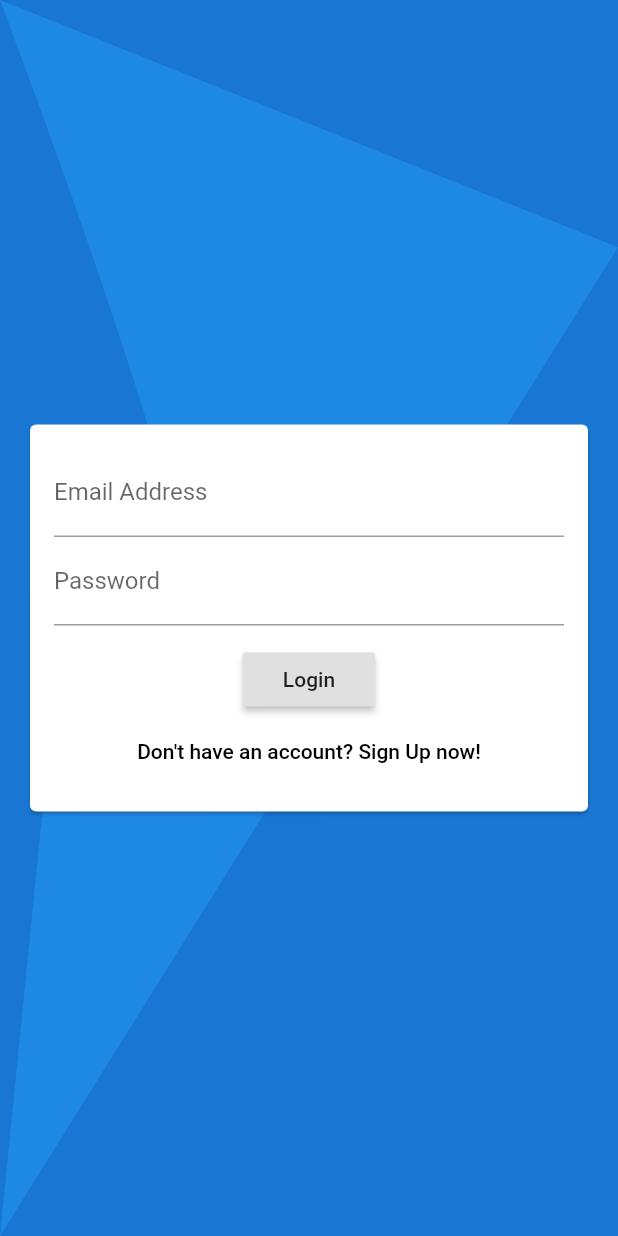
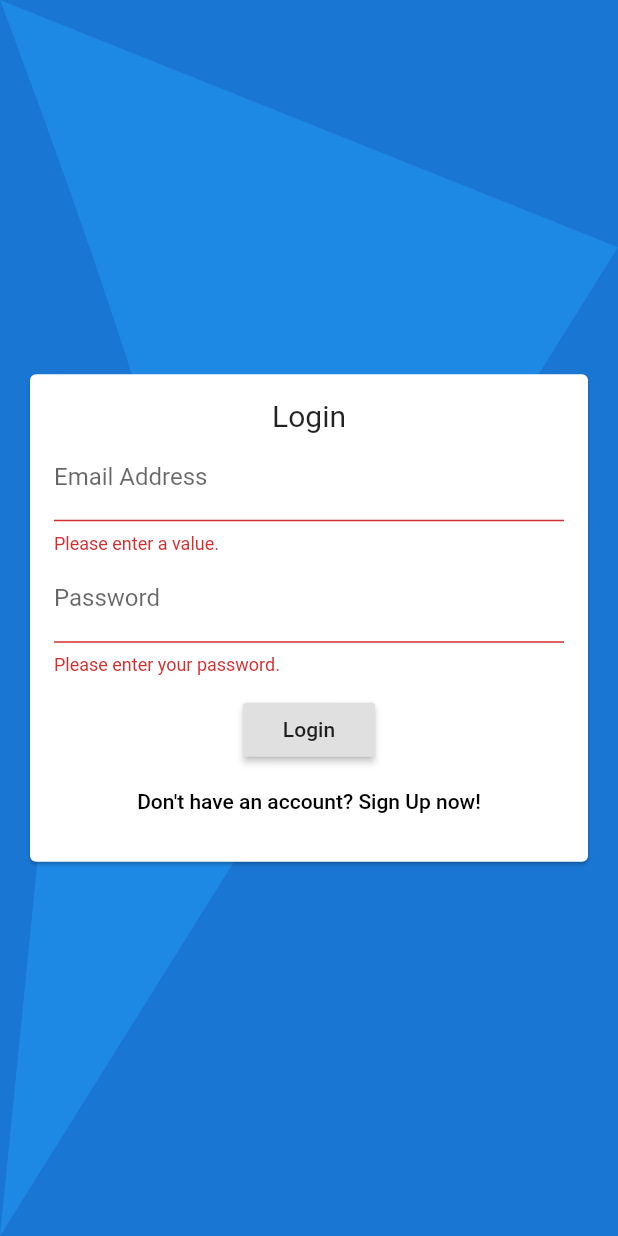
Before and after one commit to ImNeutral/e-wallet, a Flutter app: the screen it shows after launch, after a tap on "Login", on a phone screen of 412 x 824 dp. Run offline on Flutter 3.47's test engine with Material 2 defaults, Android fonts, the phone set to English and light mode, and no system bars; our stand-ins replace cloud_firestore, firebase_auth, firebase_core; accounts and stored records are empty.

Commit message:
Initial Login Functionality. login and sign up works with proper validation and error handling.

```diff
--- a/lib/main.dart
+++ b/lib/main.dart
@@ -1,6 +1,8 @@
-import 'package:e_wallet/models/User.dart';
+import 'package:e_wallet/models/user_model.dart';
+import 'package:e_wallet/providers/user_provider.dart';
 import 'package:e_wallet/screens/auth_screen.dart';
-import 'package:e_wallet/services/user_service.dart';
+import 'package:e_wallet/screens/dashboard_screen.dart';
+import 'package:firebase_auth/firebase_auth.dart';
 import 'package:flutter/material.dart';
 import 'package:firebase_core/firebase_core.dart';
 import 'package:provider/provider.dart';
@@ -9,55 +11,31 @@ void main() async {
   WidgetsFlutterBinding.ensureInitialized();
   await Firebase.initializeApp();
   final UserProvider userService = new UserProvider();
-  // StreamProvider<List<User>>.value(value: userService.streamAllUsers(),);
-  // runApp(MyApp());
+
   runApp(MultiProvider(
     providers: [
-      StreamProvider<List<User>>.value(
+      StreamProvider<List<UserModel>>.value(
         value: userService.streamAllUsers(),
       ),
+      StreamProvider<User>.value(
+          value: FirebaseAuth.instance.authStateChanges()),
     ],
     child: MyApp(),
   ));
 }
 
 class MyApp extends StatelessWidget {
-  // final FirebaseFirestore _db =  FirebaseFirestore.instance;
-
   @override
   Widget build(BuildContext context) {
+    var user = Provider.of<User>(context);
+    var isLoggedIn = user != null;
+
     return MaterialApp(
       title: 'Flutter Start',
       theme: ThemeData(
         visualDensity: VisualDensity.adaptivePlatformDensity,
       ),
-      home: AuthScreen(),
+      home: (isLoggedIn ? DashboardScreen() : AuthScreen()),
     );
   }
-
-  void showTestData(List<User> userList) {
-    userList.forEach((element) {
-      print(element.fullName);
-    });
-  }
-  //   FirebaseFirestore.instance
-  //       .collection('users')
-  //       .snapshots()
-  //       .listen((QuerySnapshot snapshot) {
-  //     snapshot.docs.forEach((element) {
-  //       print(element.data()["full_name"]);
-  //     });
-  //   });
-  // }
 }
-
-/*
-var userList = Provider.of<List<User>>(context);
-Container(
-          child: ListView(
-            children: <Widget>[
-              if(userList != null) for(var item in userList ) Text(item.fullName)
-            ],
-          ),
-        ),
-* */
--- a/lib/models/User.dart
+++ /dev/null
@@ -1,19 +0,0 @@
-import 'package:cloud_firestore/cloud_firestore.dart';
-
-class User {
-  final String fullName;
-  final String userId;
-  final String id;
-
-  User({this.fullName, this.userId, this.id});
-
-  factory User.fromFirestore(DocumentSnapshot doc) {
-    Map data = doc.data();
-
-    return User (
-        fullName: data['full_name'] ?? '',
-        userId: data['user_id'] ?? '',
-        id: doc.id
-    );
-  }
-}
--- /dev/null
+++ b/lib/providers/user_provider.dart
@@ -0,0 +1,26 @@
+import 'package:cloud_firestore/cloud_firestore.dart';
+import 'package:e_wallet/models/user_model.dart';
+
+class UserProvider {
+  final FirebaseFirestore _db = FirebaseFirestore.instance;
+
+  // Future<User> getUser(String id) async {
+  //   var snap = await _db.collection('users').doc(id).get();
+  //
+  //   return User.fromFirestore(snap);
+  // }
+
+  Stream<UserModel> streamUser(String id) {
+    return _db
+        .collection('users')
+        .doc(id)
+        .snapshots()
+        .map((snap) => UserModel.fromFirestore(snap));
+  }
+
+  Stream<List<UserModel>> streamAllUsers() {
+    var ref = _db.collection('users');
+    return ref.snapshots().map((usersSnap) =>
+        usersSnap.docs.map((doc) => UserModel.fromFirestore(doc)).toList());
+  }
+}
--- a/lib/services/user_service.dart
+++ /dev/null
@@ -1,22 +0,0 @@
-import 'package:cloud_firestore/cloud_firestore.dart';
-import 'package:e_wallet/models/User.dart';
-
-class UserProvider {
-  final FirebaseFirestore _db =  FirebaseFirestore.instance;
-
-  // Future<User> getUser(String id) async {
-  //   var snap = await _db.collection('users').doc(id).get();
-  //
-  //   return User.fromFirestore(snap);
-  // }
-
-  Stream<User> streamUser(String id) {
-    return _db.collection('users').doc(id).snapshots().map((snap) => User.fromFirestore(snap));
-  }
-
-  Stream<List<User>> streamAllUsers() {
-    var ref = _db.collection('users');
-    return ref.snapshots().map((usersSnap) =>
-        usersSnap.docs.map((doc) => User.fromFirestore(doc) ).toList());
-  }
-}
--- /dev/null
+++ b/lib/validators/user_validator.dart
@@ -0,0 +1,33 @@
+class UserValidator {
+  String email(String _email) {
+    String _error;
+    Pattern _emailPattern =
+        r"^[a-zA-Z0-9.a-zA-Z0-9.!#$%&'*+-/=?^_`{|}~]+@[a-zA-Z0-9]+\.[a-zA-Z]+";
+    RegExp _regex = new RegExp(_emailPattern);
+
+    if (_email.isEmpty) {
+      _error = 'Please enter a value.';
+    } else if (!_regex.hasMatch(_email)) {
+      _error = 'Please enter a valid email.';
+    }
+    return _error;
+  }
+
+  String password(String _value, bool isRegistration) {
+    String _error;
+    if (_value.isEmpty) {
+      _error = 'Please enter your password.';
+    } else if (isRegistration && _value.length < 6) {
+      _error = 'Password should at least be 6 characters long.';
+    }
+    return _error;
+  }
+
+  String name(String _value) {
+    String _error;
+    if (_value.isEmpty) {
+      _error = 'Please enter your name or nickname.';
+    }
+    return _error;
+  }
+}
--- a/lib/widgets/auth/auth_form.dart
+++ b/lib/widgets/auth/auth_form.dart
@@ -1,3 +1,5 @@
+import 'package:e_wallet/providers/auth_provider.dart';
+import 'package:e_wallet/validators/user_validator.dart';
 import 'package:flutter/material.dart';
 
 class AuthForm extends StatefulWidget {
@@ -6,6 +8,14 @@ class AuthForm extends StatefulWidget {
 }
 
 class _AuthFormState extends State<AuthForm> {
+  UserValidator userValidator = UserValidator();
+  final _formKey = GlobalKey<FormState>();
+  bool isRegistration = false;
+
+  TextEditingController _nameController = TextEditingController();
+  TextEditingController _emailController = TextEditingController();
+  TextEditingController _passwordController = TextEditingController();
+
   @override
   Widget build(BuildContext context) {
     return Center(
@@ -15,31 +25,81 @@ class _AuthFormState extends State<AuthForm> {
             child: Padding(
               padding: EdgeInsets.all(16),
               child: Form(
+                key: _formKey,
                 child: Column(
                   mainAxisSize: MainAxisSize.min,
                   children: [
+                    if (!isRegistration) ...[
+                      Text(
+                        'Login',
+                        style: TextStyle(fontSize: 20),
+                      )
+                    ],
+                    if (isRegistration) ...[
+                      Text(
+                        'Registration',
+                        style: TextStyle(fontSize: 20),
+                      ),
                       TextFormField(
+                        controller: _nameController,
+                        keyboardType: TextInputType.text,
+                        decoration: InputDecoration(labelText: 'Name'),
+                        validator: (value) {
+                          return userValidator.name(value);
+                        },
+                      )
+                    ],
+                    TextFormField(
+                      controller: _emailController,
                       keyboardType: TextInputType.emailAddress,
                       decoration: InputDecoration(labelText: 'Email Address'),
+                      validator: (value) {
+                        return userValidator.email(value);
+                      },
                     ),
                     TextFormField(
+                      controller: _passwordController,
                       decoration: InputDecoration(
                         labelText: 'Password',
                       ),
                       obscureText: true,
+                      validator: (value) {
+                        return userValidator.password(value, isRegistration);
+                      },
                     ),
                     SizedBox(
                       height: 12,
                     ),
+                    if (!isRegistration) ...[
                       RaisedButton(
-                      onPressed: () => {},
+                        onPressed: () => login(context),
                         child: Text('Login'),
                       ),
                       FlatButton(
-                      onPressed: () => {},
+                        onPressed: () => {
+                          setState(() {
+                            isRegistration = true;
+                          })
+                        },
                         child: Text('Don\'t have an account? Sign Up now!'),
                         textTheme: ButtonTextTheme.primary,
                       )
+                    ],
+                    if (isRegistration) ...[
+                      RaisedButton(
+                        onPressed: () => register(context),
+                        child: Text('Register'),
+                      ),
+                      FlatButton(
+                        onPressed: () => {
+                          setState(() {
+                            isRegistration = false;
+                          })
+                        },
+                        child: Text('Already have an account? Log in!'),
+                        textTheme: ButtonTextTheme.primary,
+                      )
+                    ]
                   ],
                 ),
               ),
@@ -47,4 +107,22 @@ class _AuthFormState extends State<AuthForm> {
           )),
     );
   }
+
+  void register(BuildContext context) {
+    if (_formKey.currentState.validate()) {
+      AuthProvider().register(
+        _nameController.text,
+        _emailController.text,
+        _passwordController.text,
+        context,
+      );
     }
+  }
+
+  void login(BuildContext context) {
+    if (_formKey.currentState.validate()) {
+      AuthProvider()
+          .login(_emailController.text, _passwordController.text, context);
+    }
+  }
+}
--- a/lib/widgets/auth/background.dart
+++ b/lib/widgets/auth/background.dart
@@ -1,5 +1,3 @@
-import 'dart:math';
-
 import 'package:flutter/material.dart';
 
 class AuthBackgroundPainter extends CustomPainter {
@@ -20,7 +18,8 @@ class AuthBackgroundPainter extends CustomPainter {
     // paint a curve from current position to the middle of the screen
     ovalPath.quadraticBezierTo(0, 0, 0, 0);
     // paint a curve from current position to the bottom left of the screen
-    ovalPath.quadraticBezierTo(width * 0.6, height * 0.8, width * 0.1, height * 0.5);
+    ovalPath.quadraticBezierTo(
+        width * 0.6, height * 0.8, width * 0.1, height * 0.5);
 
     ovalPath.lineTo(0, height);
     ovalPath.close();
@@ -32,5 +31,4 @@ class AuthBackgroundPainter extends CustomPainter {
   bool shouldRepaint(CustomPainter oldDelegate) {
     return oldDelegate != this;
   }
-
 }
--- a/pubspec.yaml
+++ b/pubspec.yaml
@@ -24,9 +24,9 @@ dependencies:
   flutter:
     sdk: flutter
   firebase_core: ^0.5.0
-  cloud_firestore: ^0.14.0+2
+  cloud_firestore: ^0.14.1+2
+  firebase_auth: ^0.18.1+1
   provider: ^4.3.2+2
-  firebase_auth: ^0.18.0+1
 
 
   # The following adds the Cupertino Icons font to your application.
```
Also changed, not shown: lib/models/user_model.dart (added, +19 -0 lines), lib/providers/auth_provider.dart (added, +52 -0 lines), lib/screens/auth_screen.dart (+6 -13 lines), lib/screens/dashboard_screen.dart (added, +30 -0 lines), lib/services/auth_service.dart (deleted, +0 -17 lines), pubspec.lock, 1 other file. Lines whose indentation alone changed are shown as unchanged.
